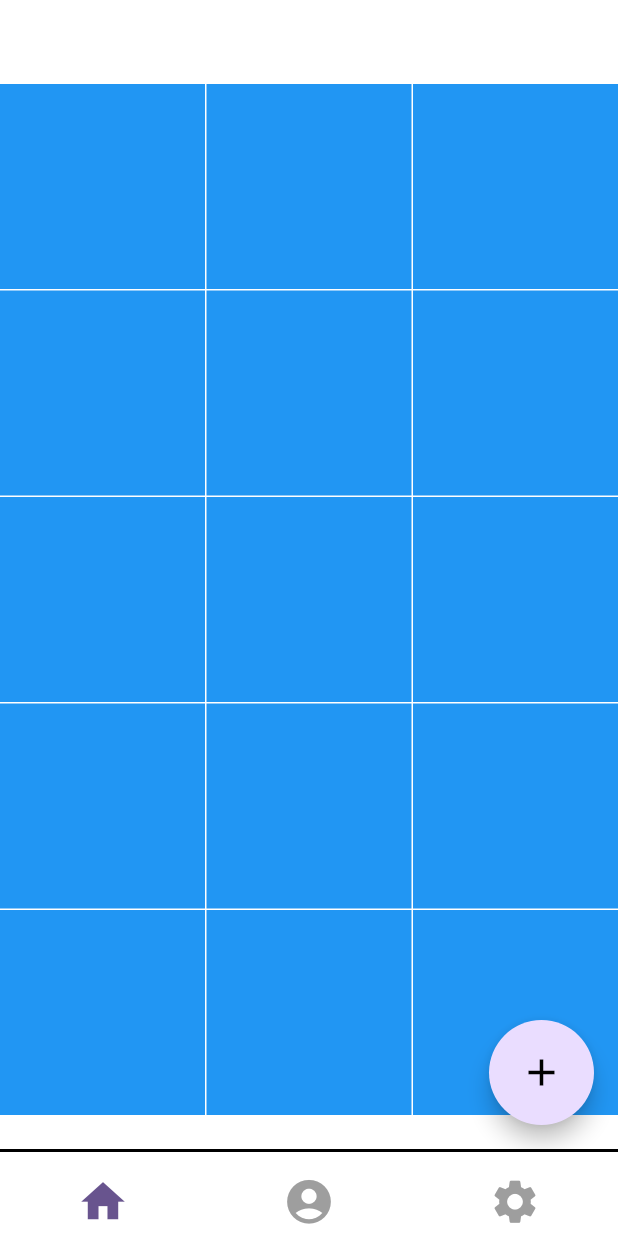
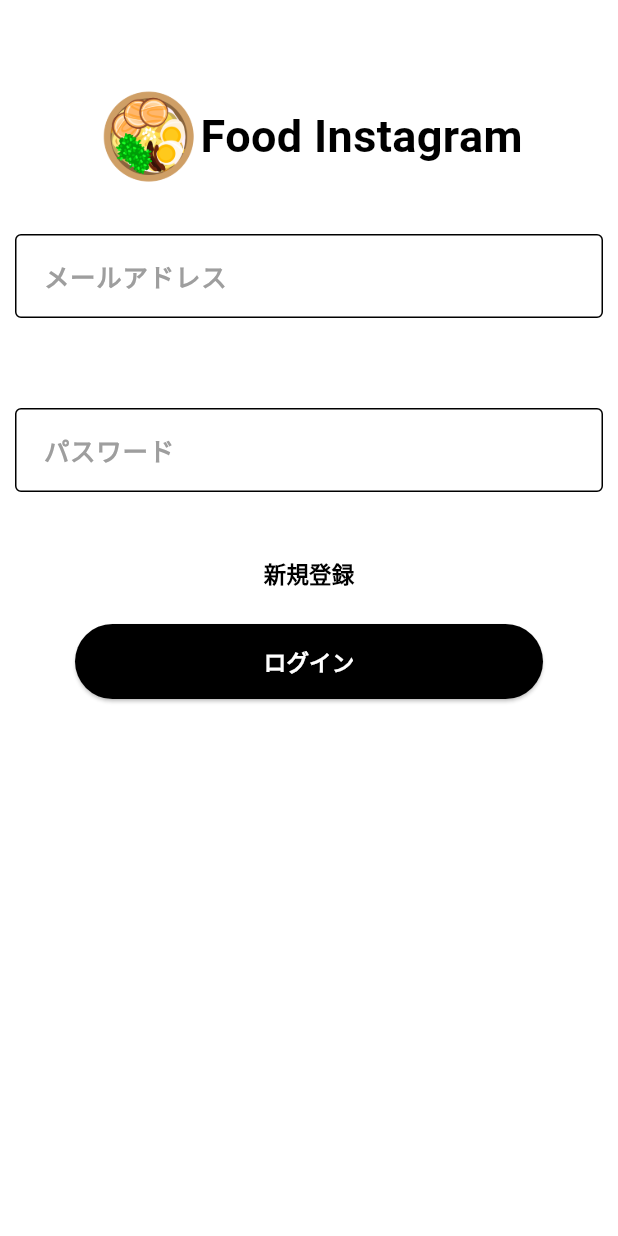
Before and after one commit to iseruuuuu/food_gram_app, a Flutter app: the screen it shows after launch, on a phone screen of 412 x 824 dp. Run offline on Flutter 3.47's test engine with Material 2 defaults, Android fonts, the phone set to English and light mode, and no system bars; our stand-ins replace flutter_riverpod, font_awesome_flutter, freezed_annotation, riverpod_annotation, settings_ui; generated files the repository leaves out were written again.

Commit message:
add: ログイン画面のUIを作成しました

```diff
--- /dev/null
+++ b/lib/component/app_elevated_button.dart
@@ -0,0 +1,38 @@
+import 'package:flutter/material.dart';
+
+class AppElevatedButton extends StatelessWidget {
+  const AppElevatedButton({
+    super.key,
+    required this.onPressed,
+    required this.title,
+  });
+
+  final VoidCallback onPressed;
+  final String title;
+
+  @override
+  Widget build(BuildContext context) {
+    return Container(
+      width: MediaQuery.of(context).size.width - 100,
+      height: 50,
+      decoration: BoxDecoration(
+        color: Colors.white,
+        borderRadius: BorderRadius.circular(10),
+      ),
+      child: ElevatedButton(
+        style: ElevatedButton.styleFrom(
+          backgroundColor: Colors.black,
+        ),
+        onPressed: onPressed,
+        child: Text(
+          title,
+          style: const TextStyle(
+            fontSize: 15,
+            color: Colors.white,
+            fontWeight: FontWeight.bold,
+          ),
+        ),
+      ),
+    );
+  }
+}
--- a/lib/component/app_post_text_field.dart
+++ b/lib/component/app_post_text_field.dart
@@ -29,10 +29,10 @@
           hintText: hintText,
           contentPadding: const EdgeInsets.all(15),
           focusedBorder: const OutlineInputBorder(
-            borderSide: BorderSide(color: Color(0xFF6750A4)),
+            borderSide: BorderSide(color: Colors.black),
           ),
           enabledBorder: const OutlineInputBorder(
-            borderSide: BorderSide(color: Color(0xFF6750A4)),
+            borderSide: BorderSide(color: Colors.black),
           ),
           alignLabelWithHint: true,
           labelText: hintText,
--- /dev/null
+++ b/lib/component/app_text_button.dart
@@ -0,0 +1,29 @@
+import 'package:flutter/material.dart';
+
+class AppTextButton extends StatelessWidget {
+  const AppTextButton({
+    super.key,
+    required this.onPressed,
+    required this.title,
+    required this.color,
+  });
+
+  final VoidCallback onPressed;
+  final String title;
+  final Color color;
+
+  @override
+  Widget build(BuildContext context) {
+    return TextButton(
+      onPressed: onPressed,
+      child: Text(
+        title,
+        style: TextStyle(
+          color: color,
+          fontWeight: FontWeight.bold,
+          fontSize: 15,
+        ),
+      ),
+    );
+  }
+}
--- a/lib/main.dart
+++ b/lib/main.dart
@@ -1,6 +1,6 @@
 import 'package:flutter/material.dart';
 import 'package:flutter_riverpod/flutter_riverpod.dart';
-import 'package:food_gram_app/screen/tab/tab_screen.dart';
+import 'package:food_gram_app/screen/authentication/login_screen.dart';
 
 void main() {
   runApp(const ProviderScope(child: MyApp()));
@@ -17,7 +17,7 @@
         colorScheme: ColorScheme.fromSeed(seedColor: Colors.deepPurple),
         useMaterial3: true,
       ),
-      home: const TabScreen(),
+      home: const LoginScreen(),
     );
   }
 }
--- /dev/null
+++ b/lib/screen/authentication/login_screen.dart
@@ -0,0 +1,72 @@
+import 'package:flutter/material.dart';
+import 'package:food_gram_app/component/app_elevated_button.dart';
+import 'package:food_gram_app/component/app_post_text_field.dart';
+import 'package:food_gram_app/component/app_text_button.dart';
+import 'package:food_gram_app/screen/tab/tab_screen.dart';
+
+class LoginScreen extends StatelessWidget {
+  const LoginScreen({Key? key}) : super(key: key);
+
+  @override
+  Widget build(BuildContext context) {
+    final controller = TextEditingController();
+    return GestureDetector(
+      onTap: () => primaryFocus?.unfocus(),
+      child: Scaffold(
+        backgroundColor: Colors.white,
+        appBar: AppBar(
+          backgroundColor: Colors.white,
+        ),
+        body: Column(
+          children: [
+            Row(
+              mainAxisAlignment: MainAxisAlignment.center,
+              children: [
+                Image.asset(
+                  'assets/image/food.png',
+                  width: 70,
+                  height: 70,
+                ),
+                const Text(
+                  'Food Instagram',
+                  style: TextStyle(
+                    fontSize: 30,
+                    fontWeight: FontWeight.bold,
+                    color: Colors.black,
+                  ),
+                ),
+              ],
+            ),
+            AppPostTextField(
+              controller: controller,
+              hintText: 'メールアドレス',
+              maxLines: 1,
+            ),
+            AppPostTextField(
+              controller: controller,
+              hintText: 'パスワード',
+              maxLines: 1,
+            ),
+            AppTextButton(
+              onPressed: () {},
+              title: '新規登録',
+              color: Colors.black,
+            ),
+            const SizedBox(height: 10),
+            AppElevatedButton(
+              onPressed: () {
+                Navigator.push(
+                  context,
+                  MaterialPageRoute(
+                    builder: (context) => const TabScreen(),
+                  ),
+                );
+              },
+              title: 'ログイン',
+            ),
+          ],
+        ),
+      ),
+    );
+  }
+}
--- a/pubspec.yaml
+++ b/pubspec.yaml
@@ -29,5 +29,9 @@
   riverpod_lint: ^2.3.3
   freezed: ^2.4.5
   json_serializable: ^6.7.1
+
 flutter:
   uses-material-design: true
+  generate: true
+  assets:
+    - assets/image/
```
Also changed, not shown: assets/image/food.png (added).
